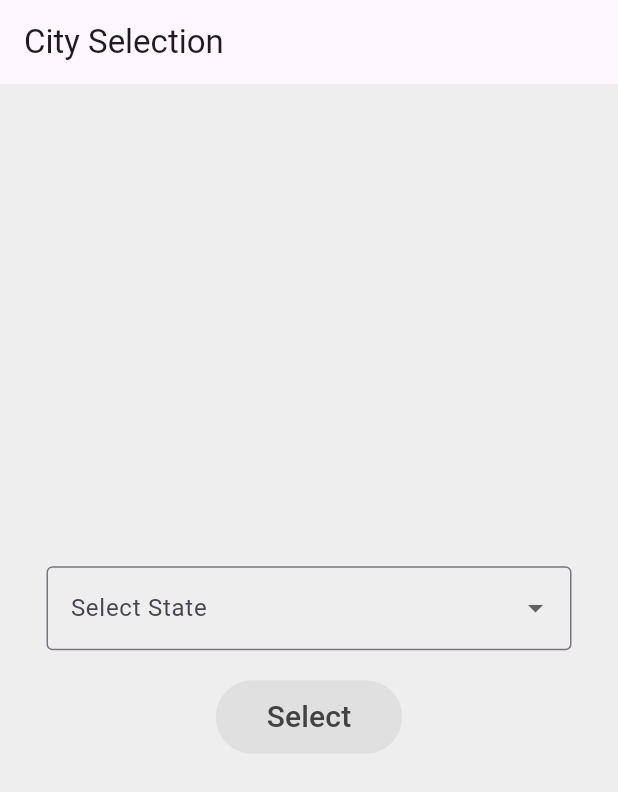
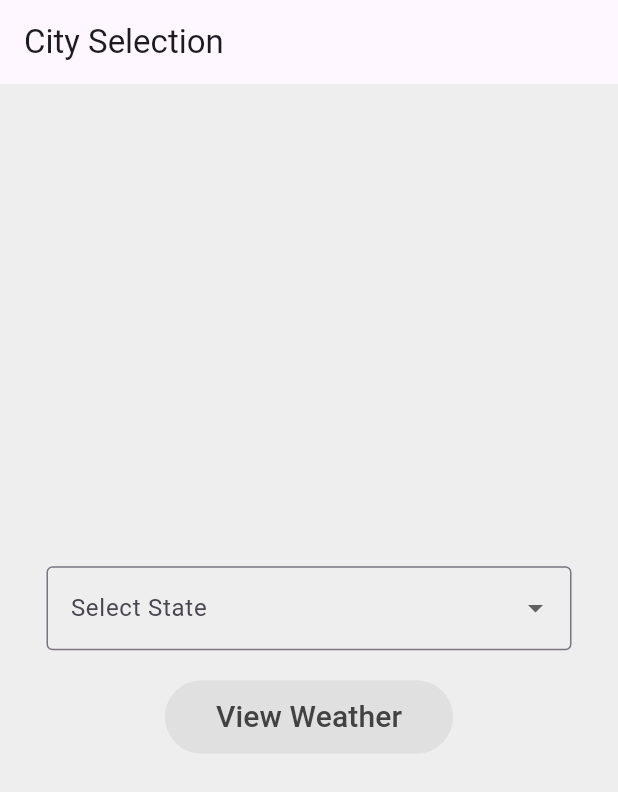
Before and after one commit to ashish007ratz/weather_report, a Flutter app: the screen it shows after launch, on a phone screen of 412 x 824 dp. Shown: the top 792 px of the screen. Run offline on Flutter 3.47's test engine with Material 3 defaults, Android fonts, the phone set to English and light mode, and no system bars; our stand-ins replace bloc, flutter_bloc, weather.

Commit message:
pushing all data

```diff
--- a/lib/screens/select_city.dart
+++ b/lib/screens/select_city.dart
@@ -108,7 +108,7 @@ class _SelectCityState extends State<SelectCity> {
                         child: Padding(
                           padding: const EdgeInsets.all(10.0),
                           child: Text(
-                            'Select',
+                            'View Weather',
                             style: TextStyle(fontSize: 20, color: isButtonEnabled ? Colors.white : Colors.grey[800]),
                           ),
                         ),
```
Also changed, not shown: lib/screens/weather_detail.dart (+8 -5 lines).
